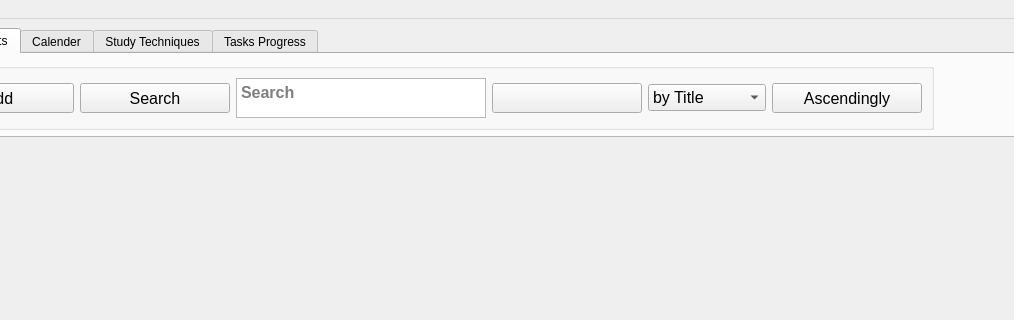
BadrGello/Task-Management-App, file App/mainWindow.ui: the form before one commit; both pictures show x 108 to 1122 and y 0 to 320 of the 1321 by 714 pixel window.
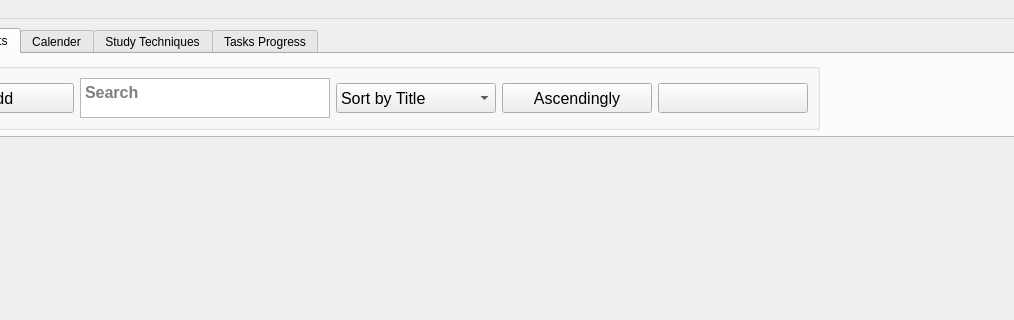
The form after the commit. Icons and pictures are not drawn.

```diff
--- a/App/mainWindow.ui
+++ b/App/mainWindow.ui
@@ -102,25 +102,6 @@
              </property>
             </widget>
            </item>
-           <item>
-            <widget class="QPushButton" name="pushButton_searchTask">
-             <property name="minimumSize">
-              <size>
-               <width>150</width>
-               <height>30</height>
-              </size>
-             </property>
-             <property name="maximumSize">
-              <size>
-               <width>150</width>
-               <height>30</height>
-              </size>
-             </property>
-             <property name="text">
-              <string>Search</string>
-             </property>
-            </widget>
-           </item>
            <item>
             <widget class="QPlainTextEdit" name="plainTextEdit_searchTask">
              <property name="sizePolicy">
@@ -150,30 +131,23 @@
              </property>
             </widget>
            </item>
-           <item>
-            <widget class="QPushButton" name="pushButton_sortType">
-             <property name="minimumSize">
-              <size>
-               <width>150</width>
-               <height>30</height>
-              </size>
-             </property>
-             <property name="maximumSize">
-              <size>
-               <width>150</width>
-               <height>30</height>
-              </size>
-             </property>
-             <property name="text">
-              <string/>
-             </property>
-            </widget>
-           </item>
            <item>
             <widget class="QComboBox" name="comboBox_sortType">
+             <property name="minimumSize">
+              <size>
+               <width>160</width>
+               <height>30</height>
+              </size>
+             </property>
+             <property name="maximumSize">
+              <size>
+               <width>160</width>
+               <height>30</height>
+              </size>
+             </property>
              <item>
               <property name="text">
-               <string>by Title</string>
+               <string>Sort by Title</string>
               </property>
              </item>
              <item>
@@ -207,6 +181,25 @@
              </property>
             </widget>
            </item>
+           <item>
+            <widget class="QPushButton" name="pushButton_sortType">
+             <property name="minimumSize">
+              <size>
+               <width>150</width>
+               <height>30</height>
+              </size>
+             </property>
+             <property name="maximumSize">
+              <size>
+               <width>150</width>
+               <height>30</height>
+              </size>
+             </property>
+             <property name="text">
+              <string/>
+             </property>
+            </widget>
+           </item>
           </layout>
          </widget>
         </item>
```
Left out of the diff: 62 changed lines with no effect on the pictures.
